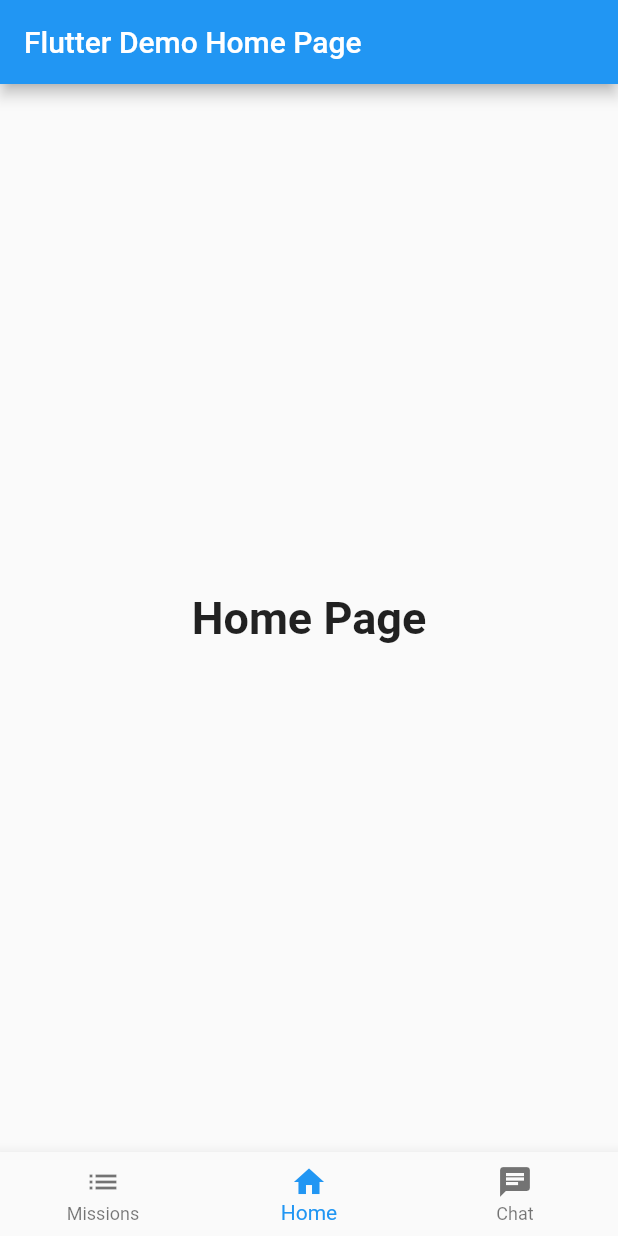
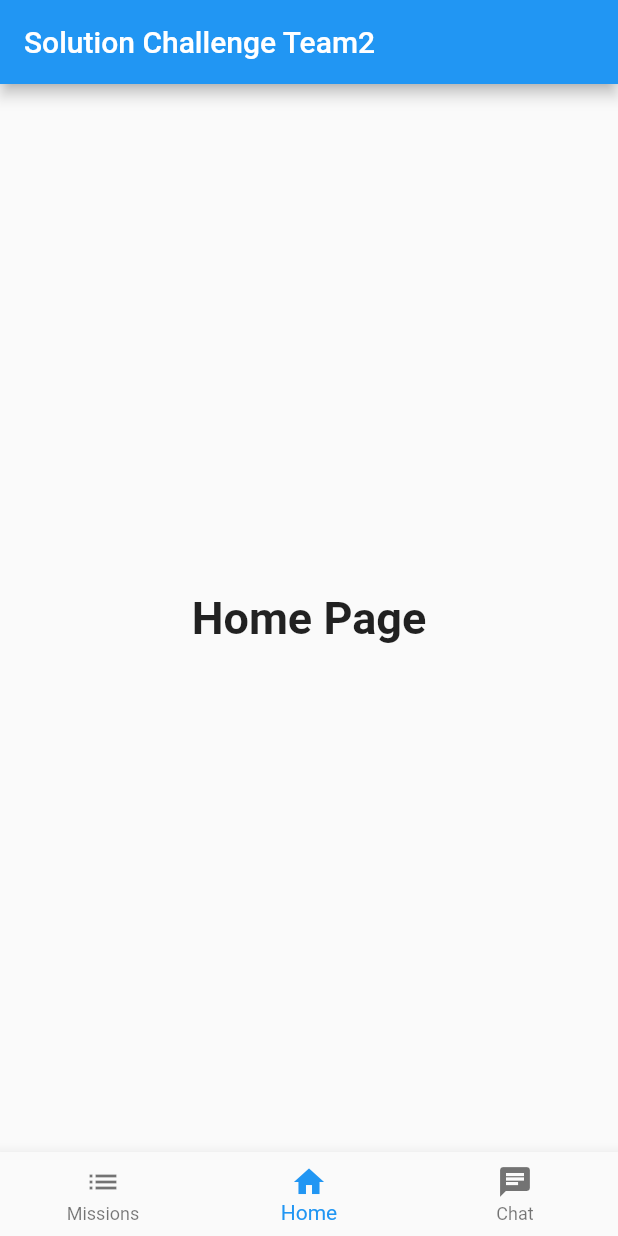
Before and after one commit to GDSC-CAU/Wiro-Flutter-App, a Flutter app: the screen it shows after launch, on a phone screen of 412 x 824 dp. Run offline on Flutter 3.47's test engine with Material 2 defaults, Android fonts, the phone set to English and light mode, and no system bars.

Commit message:
Update main.dart : Renamed App Title

```diff
--- a/lib/main.dart
+++ b/lib/main.dart
@@ -1,4 +1,4 @@
-import 'package:flutter/material.dart';
+import "package:flutter/material.dart";
 
 void main() {
   runApp(const SCApp());
@@ -10,11 +10,11 @@ class SCApp extends StatelessWidget {
   @override
   Widget build(BuildContext context) {
     return MaterialApp(
-      title: 'Flutter Demo',
+      title: "Solution Challenge Team2",
       theme: ThemeData(
         primarySwatch: Colors.blue,
       ),
-      home: const AppBase(title: 'Flutter Demo Home Page'),
+      home: const AppBase(title: "Solution Challenge Team2"),
     );
   }
 }
@@ -34,15 +34,15 @@ class _AppBaseState extends State<AppBase> {
   static const TextStyle optionStyle = TextStyle(fontSize: 30, fontWeight: FontWeight.bold);
   static const List<Widget> _widgetOptions = <Widget>[
     Text(
-      'Mission Page',
+      "Mission Page",
       style: optionStyle,
     ),
     Text(
-      'Home Page',
+      "Home Page",
       style: optionStyle,
     ),
     Text(
-      'Chat Page',
+      "Chat Page",
       style: optionStyle,
     ),
   ];
@@ -66,15 +66,15 @@ class _AppBaseState extends State<AppBase> {
         items: const <BottomNavigationBarItem>[
           BottomNavigationBarItem(
             icon: Icon(Icons.list),
-            label: 'Missions',
+            label: "Missions",
           ),
           BottomNavigationBarItem(
             icon: Icon(Icons.home),
-            label: 'Home',
+            label: "Home",
           ),
           BottomNavigationBarItem(
             icon: Icon(Icons.chat),
-            label: 'Chat',
+            label: "Chat",
           ),
         ],
         currentIndex: _curIndex,
```
